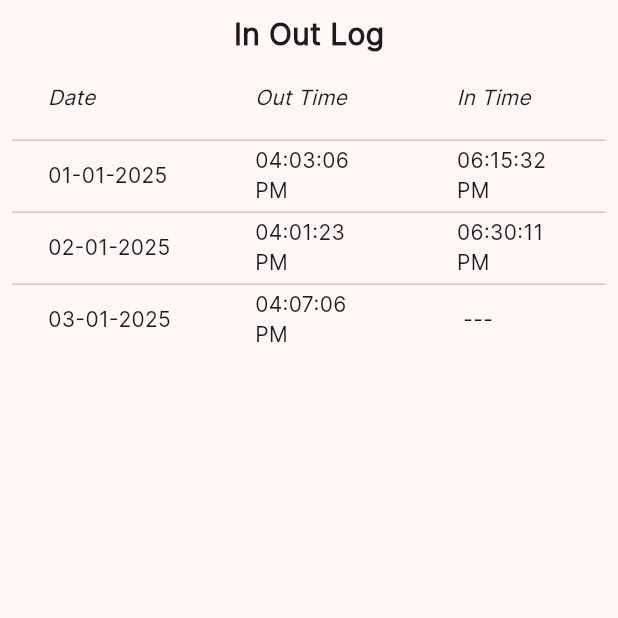
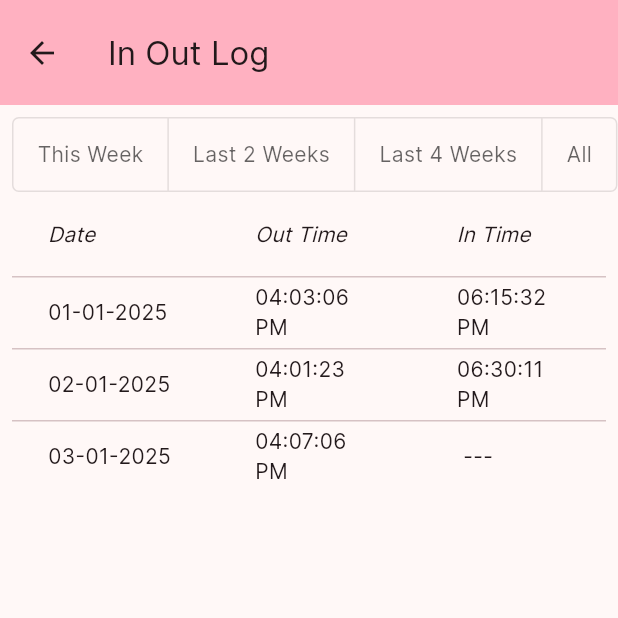
Before and after one commit to carbon-ahs/hostel_app, a Flutter app: the InOutLogScreen screen opened directly, on a phone screen of 412 x 824 dp, the top half of it. Run offline on Flutter 3.47's test engine with Material 3 defaults, Android fonts, the phone set to English and light mode, and no system bars; our stand-ins replace fl_chart, fluttertoast, logger; missing offline and left inert: flutter_splash_screen, flutter_sslcommerz.

Commit message:
pay card added, toggle btn added

```diff
--- a/lib/ui/in_out_log/in_out_log_screen.dart
+++ b/lib/ui/in_out_log/in_out_log_screen.dart
@@ -1,4 +1,5 @@
 import 'package:flutter/material.dart';
+import 'package:hostel_app/ui/auth/widgets/build_app_bar.dart';
 
 import 'widgets/build_body.dart';
 
@@ -16,6 +17,7 @@ class _InOutLogScreenState extends State<InOutLogScreen> {
   @override
   Widget build(BuildContext context) {
     return Scaffold(
+      appBar: buildAppBar(context, "In Out Log"),
       body: buildBody(),
     );
   }
--- a/lib/ui/in_out_log/widgets/build_body.dart
+++ b/lib/ui/in_out_log/widgets/build_body.dart
@@ -1,22 +1,47 @@
+// ignore_for_file: prefer_const_constructors, prefer_const_literals_to_create_immutables
+
 import 'package:flutter/material.dart';
+import 'package:hostel_app/ui/in_out_log/widgets/build_toggle_text_buttons.dart';
 import 'package:hostel_app/ui/in_out_log/widgets/built_datatable.dart';
 import 'package:provider/provider.dart';
 
 Widget buildBody() {
   return Padding(
-    padding: const EdgeInsets.all(8.0),
+    padding: const EdgeInsets.all(8),
     child: Center(
       child: Column(
         mainAxisAlignment: MainAxisAlignment.start,
         children: [
-          const Text(
-            'In Out Log',
-            style: TextStyle(fontSize: 20, fontWeight: FontWeight.bold),
-          ),
-
-          buildDatatable(),
+          _InOutLogToggleButtons(),
+          _InOutLogDataTable(),
         ],
       ),
     ),
   );
 }
+
+class _InOutLogToggleButtons extends StatelessWidget {
+  @override
+  Widget build(BuildContext context) {
+    return BuildToggleTextButtons(
+      texts: [
+        Text('This Week'),
+        Text('Last 2 Weeks'),
+        Text('Last 4 Weeks'),
+        Text('All'),
+      ],
+      multipleSelectionsAllowed: false,
+      selectedColor: Colors.pinkAccent,
+      selected: (index) {},
+    );
+  }
+}
+
+class _InOutLogDataTable extends StatelessWidget {
+  @override
+  Widget build(BuildContext context) {
+    return SingleChildScrollView(
+      child: buildDatatable(),
+    );
+  }
+}
--- /dev/null
+++ b/lib/ui/in_out_log/widgets/build_toggle_text_buttons.dart
@@ -0,0 +1,77 @@
+
+import 'package:flutter/material.dart';
+
+class BuildToggleTextButtons extends StatefulWidget {
+  final List<Text> texts;
+  final Function(int) selected;
+  final Color selectedColor;
+  final bool multipleSelectionsAllowed;
+  final bool stateContained;
+  final bool canUnToggle;
+  BuildToggleTextButtons(
+      {required this.texts,
+      required this.selected,
+      this.selectedColor = const Color(0xFF6200EE),
+      this.stateContained = true,
+      this.canUnToggle = false,
+      this.multipleSelectionsAllowed = true,
+      Key? key});
+
+  @override
+  _BuildToggleTextButtonsState createState() => _BuildToggleTextButtonsState();
+}
+
+class _BuildToggleTextButtonsState extends State<BuildToggleTextButtons> {
+  late List<bool> isSelected = [];
+  @override
+  void initState() {
+    widget.texts.forEach((e) => isSelected.add(false));
+    super.initState();
+  }
+
+  Widget build(BuildContext context) {
+    return Center(
+      child: Column(
+        mainAxisAlignment: MainAxisAlignment.center,
+        children: [
+          ToggleButtons(
+            color: Colors.black.withOpacity(0.60),
+            selectedColor: widget.selectedColor,
+            selectedBorderColor: widget.selectedColor,
+            fillColor: widget.selectedColor.withOpacity(0.08),
+            splashColor: widget.selectedColor.withOpacity(0.12),
+            hoverColor: widget.selectedColor.withOpacity(0.04),
+            borderRadius: BorderRadius.circular(4.0),
+            isSelected: isSelected,
+            highlightColor: Colors.transparent,
+            onPressed: (index) {
+              // send callback
+              widget.selected(index);
+              // if you wish to have state:
+              if (widget.stateContained) {
+                if (!widget.multipleSelectionsAllowed) {
+                  final selectedIndex = isSelected[index];
+                  isSelected = isSelected.map((e) => e = false).toList();
+                  if (widget.canUnToggle) {
+                    isSelected[index] = selectedIndex;
+                  }
+                }
+                setState(() {
+                  isSelected[index] = !isSelected[index];
+                });
+              }
+            },
+            children: widget.texts
+                .map(
+                  (e) => Padding(
+                    padding: EdgeInsets.symmetric(horizontal: 16.0),
+                    child: e,
+                  ),
+                )
+                .toList(),
+          ),
+        ],
+      ),
+    );
+  }
+}
```
Also changed, not shown: lib/data/repositories/remote/auth_repository.dart (+9 -6 lines), lib/ui/auth/widgets/build_body.dart (+8 -6 lines), lib/ui/auth/widgets/build_login_button.dart (added, +43 -0 lines), lib/ui/in_out_log/widgets/build_app_bar.dart (added, +13 -0 lines), lib/ui/payment/payment_screen.dart (+11 -13 lines), lib/ui/payment/widgets/build_pay_now_card.dart (+125 -7 lines), lib/viewmodels/auth_view_model.dart (+9 -2 lines).
